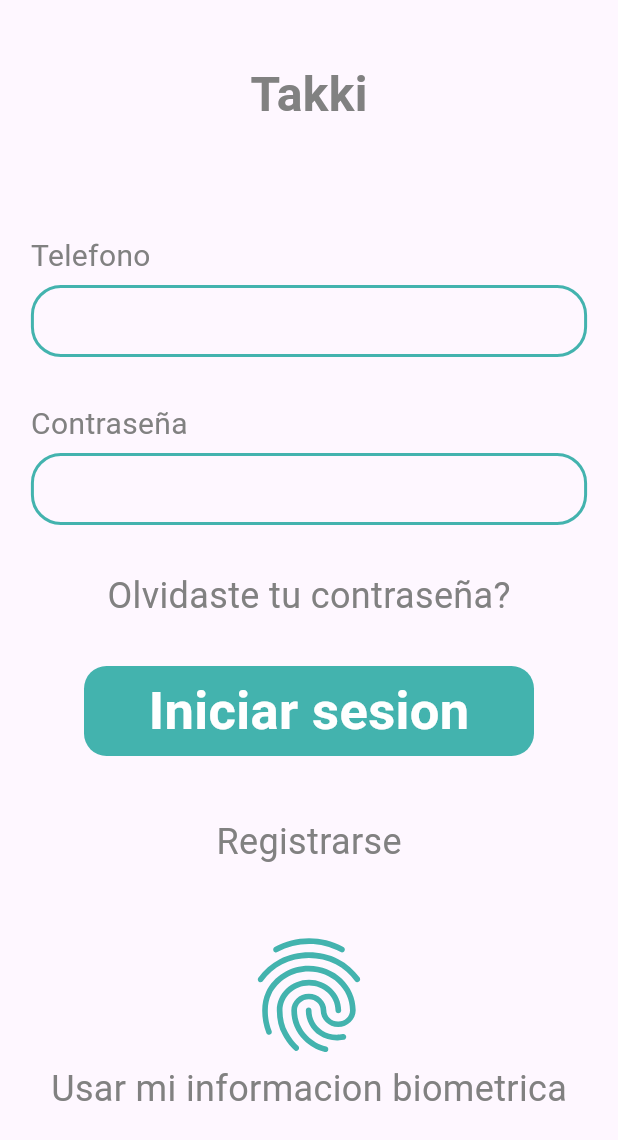
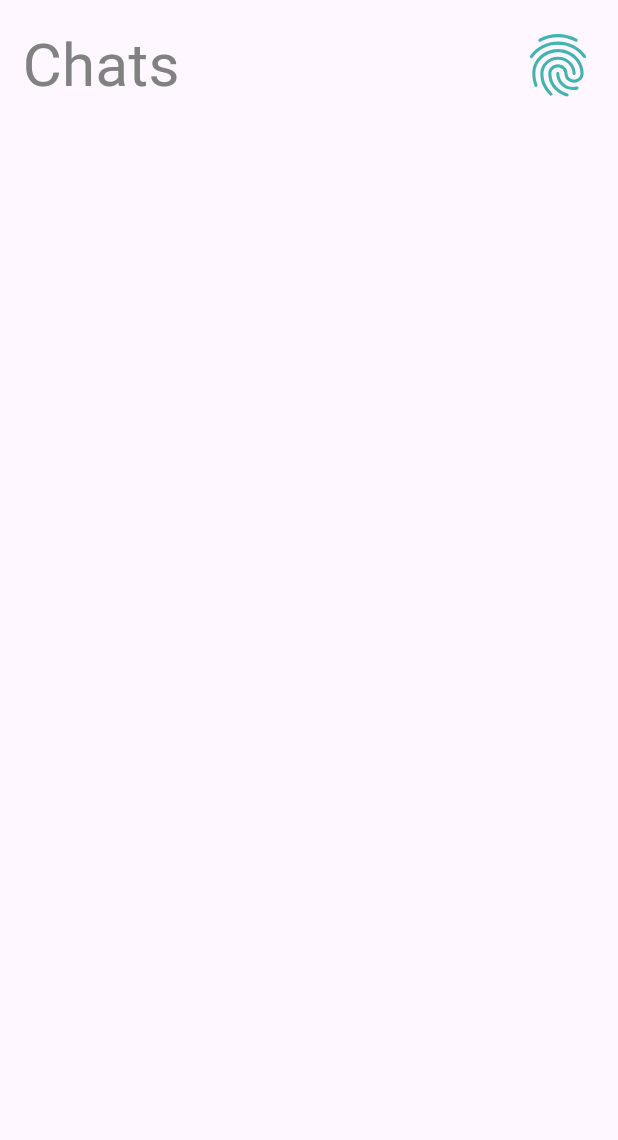
Before and after one commit to RonyPony/takki_front, a Flutter app: the LoginScreen screen opened by its route, after a tap on "Iniciar sesion", on a phone screen of 412 x 824 dp. Shown: the top 1140 px of the screen. Run offline on Flutter 3.47's test engine with Material 3 defaults, Android fonts, the light colour scheme and no system bars; our stand-ins replace flutter_svg, google_fonts; Roboto replaces fonts that are missing (Imprima).

Commit message:
adding chats screen

```diff
--- a/takki/lib/routes/routes.dart
+++ b/takki/lib/routes/routes.dart
@@ -1,4 +1,5 @@
 import 'package:flutter/material.dart';
+import 'package:takki/screens/chats/chats.screen.dart';
 import 'package:takki/screens/landing/landingScreen.dart';
 
 import '../screens/login/login.screen.dart';
@@ -6,5 +7,6 @@ import '../screens/login/login.screen.dart';
 final Map<String, WidgetBuilder> routes = {
   LandingScreen.routeName: (context) => const LandingScreen(),
   LoginScreen.routeName: (context) => const LoginScreen(),
+  ChatsScreen.routeName: (context) => const ChatsScreen(),
   // '/ruta': (context) => PaginaWidget(),
 };
--- /dev/null
+++ b/takki/lib/screens/chats/chats.screen.dart
@@ -0,0 +1,33 @@
+import 'package:flutter/material.dart';
+import 'package:flutter_svg/svg.dart';
+import 'package:takki/screens/login/login.screen.dart';
+
+class ChatsScreen extends StatelessWidget {
+  const ChatsScreen({super.key});
+  static const String routeName = '/chatsScreen';
+
+  @override
+  Widget build(BuildContext context) {
+    return Scaffold(
+      body: SafeArea(
+        child: Column(
+          children: [
+            Row(
+              mainAxisAlignment: MainAxisAlignment.spaceBetween,
+              children: [
+                Padding(
+                  padding: const EdgeInsets.all(15),
+                  child: Text('Chats',style: TextStyle(fontSize: 40, fontWeight: FontWeight.normal,color: Color(0xFF818181)),),
+                ),
+                Padding(
+                  padding: const EdgeInsets.all(15),
+                  child: SvgPicture.asset('assets/layout/fingerprint1.svg',width: 50,height: 50,),
+                ),
+              ],
+            ),
+          ],
+        ),
+      )
+    );
+  }
+}
--- a/takki/lib/screens/login/login.screen.dart
+++ b/takki/lib/screens/login/login.screen.dart
@@ -1,5 +1,6 @@
 import 'package:flutter/material.dart';
 import 'package:flutter_svg/svg.dart';
+import 'package:takki/screens/chats/chats.screen.dart';
 import 'package:takki/widgets/textFiel.widget.dart';
 
 import '../../widgets/button.widget.dart';
@@ -36,10 +37,15 @@ class LoginScreen extends StatelessWidget {
               ),
               Padding(
                 padding: const EdgeInsets.symmetric(vertical: 30),
-                child: Text('Olvidaste tu contraseña?',style: TextStyle(fontSize: 24, fontWeight: FontWeight.normal,color: Color(0xFF818181)),),
+                child: GestureDetector(
+                  onTap: () {
+                    Navigator.pushNamed(context, LoginScreen.routeName);
+                  },
+                  child: Text('Olvidaste tu contraseña?',style: TextStyle(fontSize: 24, fontWeight: FontWeight.normal,color: Color(0xFF818181)),),
+                ),
               ),
               ButtonWidget(text: 'Iniciar sesion',fontSize: 35,onPressed: () {
-                Navigator.pushNamed(context, LoginScreen.routeName);
+                Navigator.pushNamed(context, ChatsScreen.routeName);
               },),
               Padding(
                 padding: const EdgeInsets.symmetric(vertical: 40),
```
